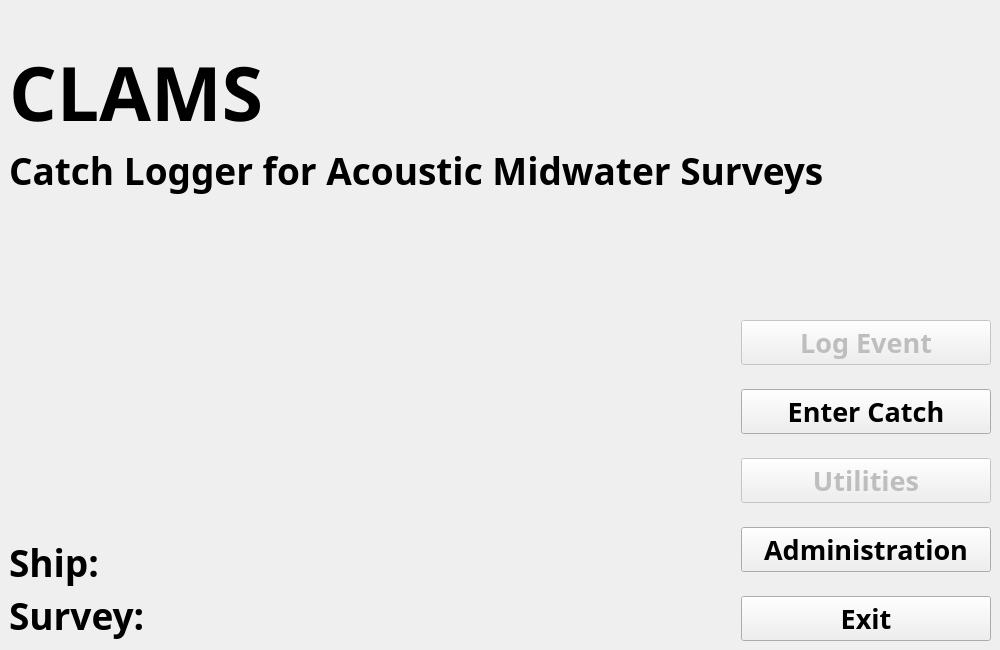
Before: the Qt Designer form ui/CLAMSMain.ui in guyuhong/CLAMS, drawn with Qt 5.
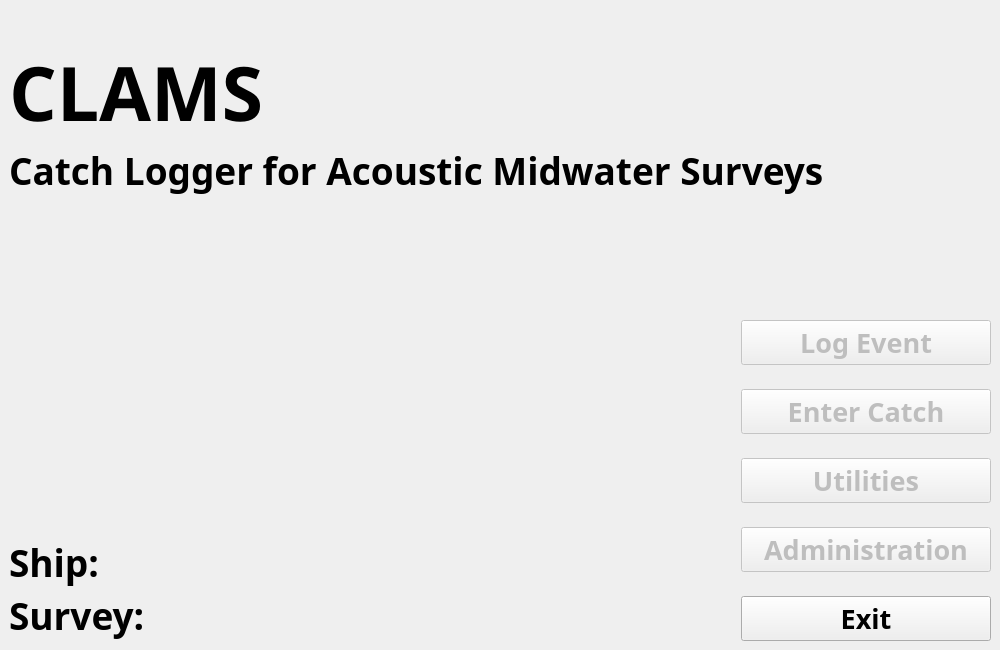
After: the same form once the commit is applied.

Patch:
```diff
--- a/ui/CLAMSMain.ui
+++ b/ui/CLAMSMain.ui
@@ -184,6 +184,9 @@
         </item>
         <item>
          <widget class="QPushButton" name="procBtn">
+          <property name="enabled">
+           <bool>false</bool>
+          </property>
           <property name="minimumSize">
            <size>
             <width>250</width>
@@ -227,6 +230,9 @@
         </item>
         <item>
          <widget class="QPushButton" name="adminBtn">
+          <property name="enabled">
+           <bool>false</bool>
+          </property>
           <property name="minimumSize">
            <size>
             <width>250</width>
```
